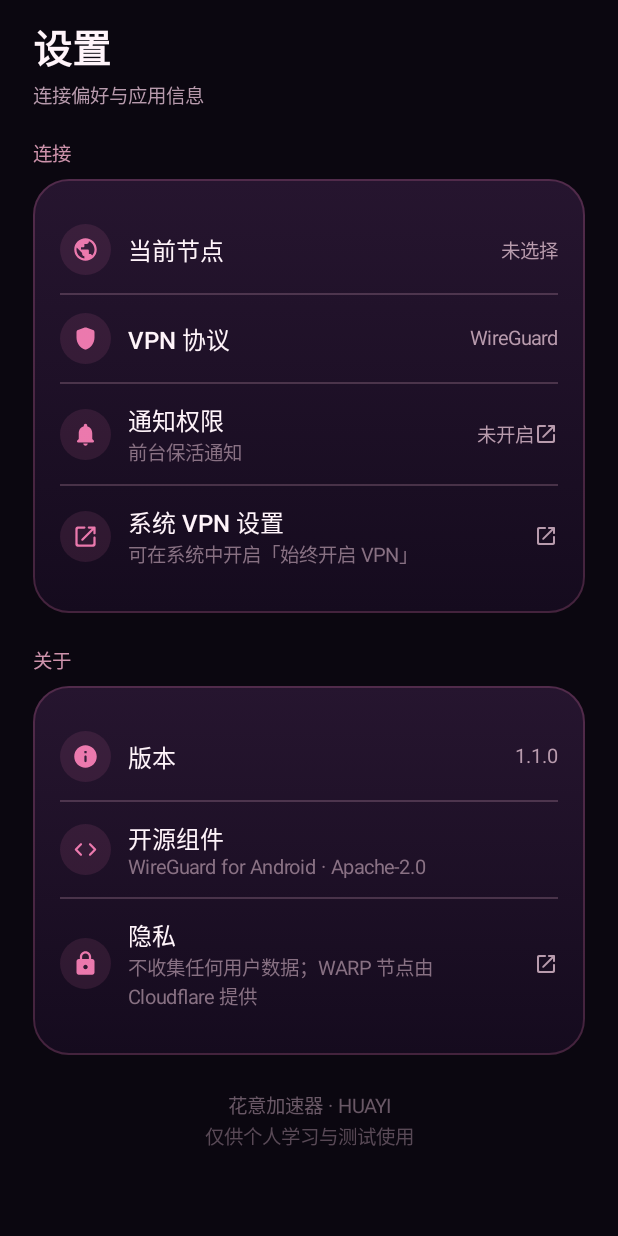
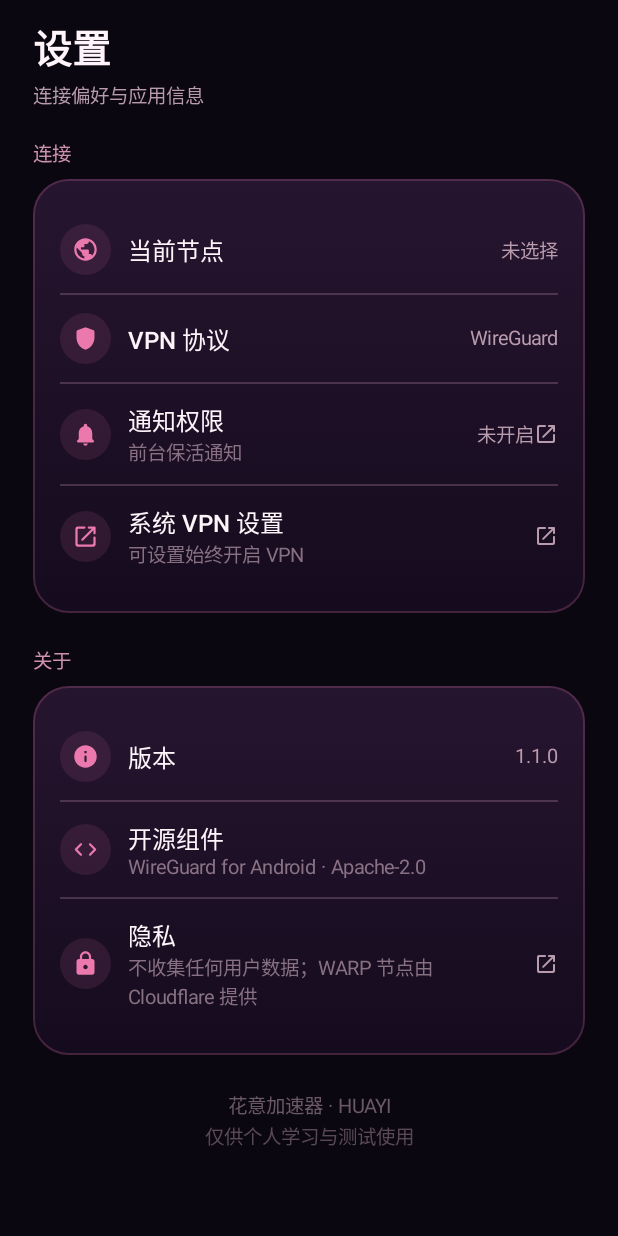
Before and after one commit to lm846802297-bit/swiftwind-accelerator, an Android app built with Jetpack Compose: the composable SettingsScreen shown on its own in the app's theme, on a phone screen of 412 x 824 dp. Run offline under Robolectric (Android 15) with nearby library versions, the phone set to English and light mode, and no system bars; 2 statements that could not run were skipped.

Commit message:
fix: 缩短系统 VPN 设置文案避免换行

```diff
--- a/app/src/main/java/com/swiftwind/accelerator/ui/screens/SettingsScreen.kt
+++ b/app/src/main/java/com/swiftwind/accelerator/ui/screens/SettingsScreen.kt
@@ -98,7 +98,7 @@ fun SettingsScreen(
                 SettingRow(
                     icon = Icons.AutoMirrored.Rounded.OpenInNew,
                     title = "系统 VPN 设置",
-                    subtitle = "可在系统中开启「始终开启 VPN」",
+                    subtitle = "可设置始终开启 VPN",
                     onClick = onOpenVpnSettings,
                     showArrow = true
                 )
```
